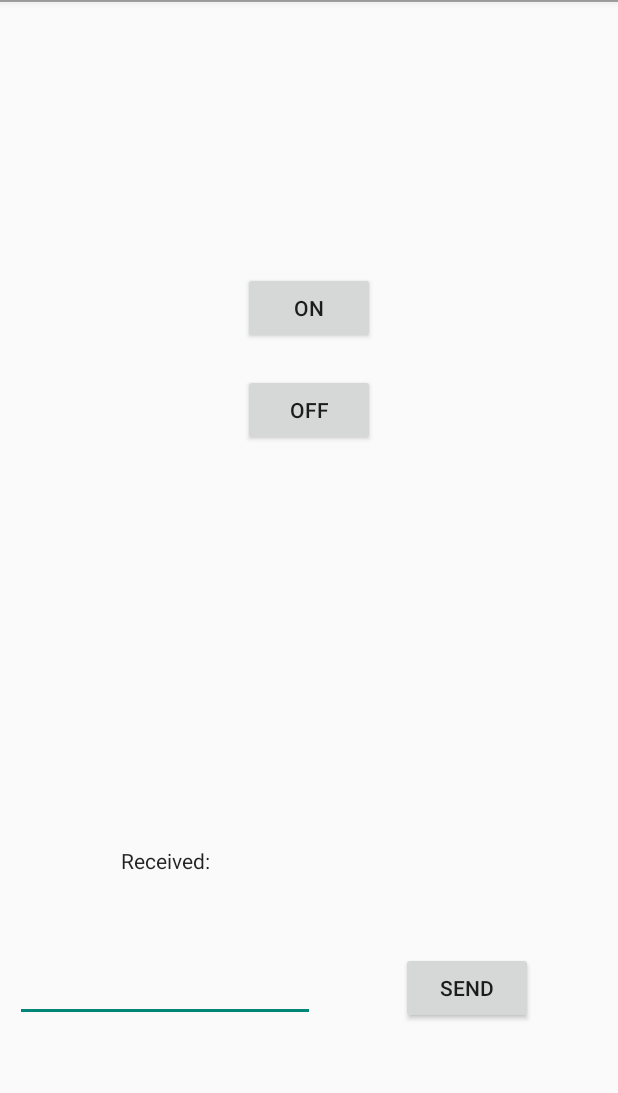
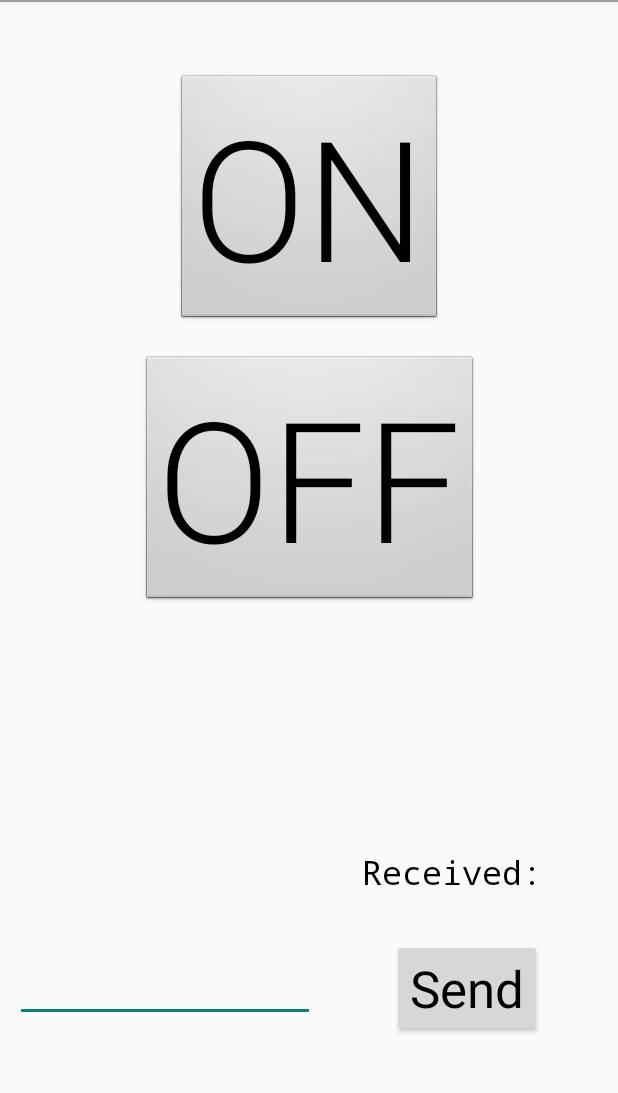
Before and after one commit to viktorvano/Bluetooth-for-STM32-and-Android, an Android app: the screen it shows after launch (MainActivity), on a phone screen of 412 x 824 dp, the part 84-1177 px from its top. Run offline under Robolectric (Android 15) with nearby library versions, the phone set to English and light mode, and no system bars; 1 statement that could not run was skipped.

Commit message:
Update
Updated projects

```diff
--- a/Bluetooth Classic/Android_BluetoothClassic/Application/src/main/res/layout/fragment_bluetooth_chat.xml
+++ b/Bluetooth Classic/Android_BluetoothClassic/Application/src/main/res/layout/fragment_bluetooth_chat.xml
@@ -42,6 +42,8 @@
         android:layout_width="wrap_content"
         android:layout_height="wrap_content"
         android:text="@string/send"
+        android:textAppearance="@style/TextAppearance.AppCompat.Display1"
+        android:textColor="@android:color/black"
         app:layout_constraintBottom_toBottomOf="@+id/edit_text_out"
         app:layout_constraintEnd_toEndOf="parent"
         app:layout_constraintStart_toEndOf="@+id/edit_text_out"
@@ -52,31 +54,38 @@
         android:layout_width="wrap_content"
         android:layout_height="wrap_content"
         android:layout_marginBottom="10dp"
+        android:fontFamily="monospace"
         android:text="@string/received"
-        android:textAppearance="@style/TextAppearance.AppCompat.Body1"
+        android:textAppearance="@style/TextAppearance.AppCompat.Large"
+        android:textColor="@android:color/black"
         app:layout_constraintBottom_toTopOf="@+id/edit_text_out"
-        app:layout_constraintEnd_toEndOf="@+id/edit_text_out"
+        app:layout_constraintEnd_toEndOf="@+id/button_send"
+        app:layout_constraintHorizontal_bias="1.0"
         app:layout_constraintStart_toStartOf="@+id/edit_text_out"
         app:layout_constraintTop_toTopOf="parent"
-        app:layout_constraintVertical_bias="0.93" />
+        app:layout_constraintVertical_bias="0.95" />
 
     <Button
         android:id="@+id/buttonON"
+        style="@android:style/Widget.Button"
         android:layout_width="wrap_content"
         android:layout_height="wrap_content"
         android:text="@string/on"
+        android:textAppearance="@style/TextAppearance.AppCompat.Display4"
         app:layout_constraintBottom_toBottomOf="parent"
         app:layout_constraintEnd_toEndOf="parent"
         app:layout_constraintStart_toStartOf="parent"
         app:layout_constraintTop_toTopOf="parent"
-        app:layout_constraintVertical_bias="0.25" />
+        app:layout_constraintVertical_bias="0.07999998" />
 
     <Button
         android:id="@+id/buttonOFF"
+        style="@android:style/Widget.Button"
         android:layout_width="wrap_content"
         android:layout_height="wrap_content"
         android:layout_marginTop="20dp"
         android:text="@string/off"
+        android:textAppearance="@style/TextAppearance.AppCompat.Display4"
         app:layout_constraintBottom_toBottomOf="parent"
         app:layout_constraintEnd_toEndOf="@+id/buttonON"
         app:layout_constraintStart_toStartOf="@+id/buttonON"
```
Also changed, not shown: 118 other files.
